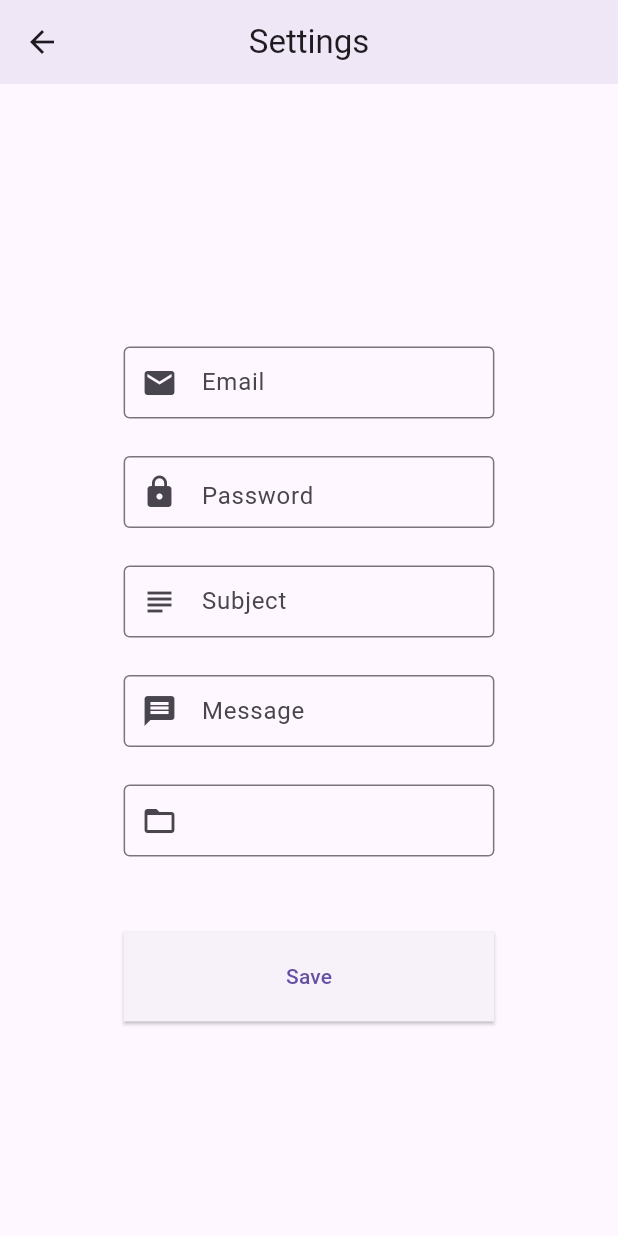
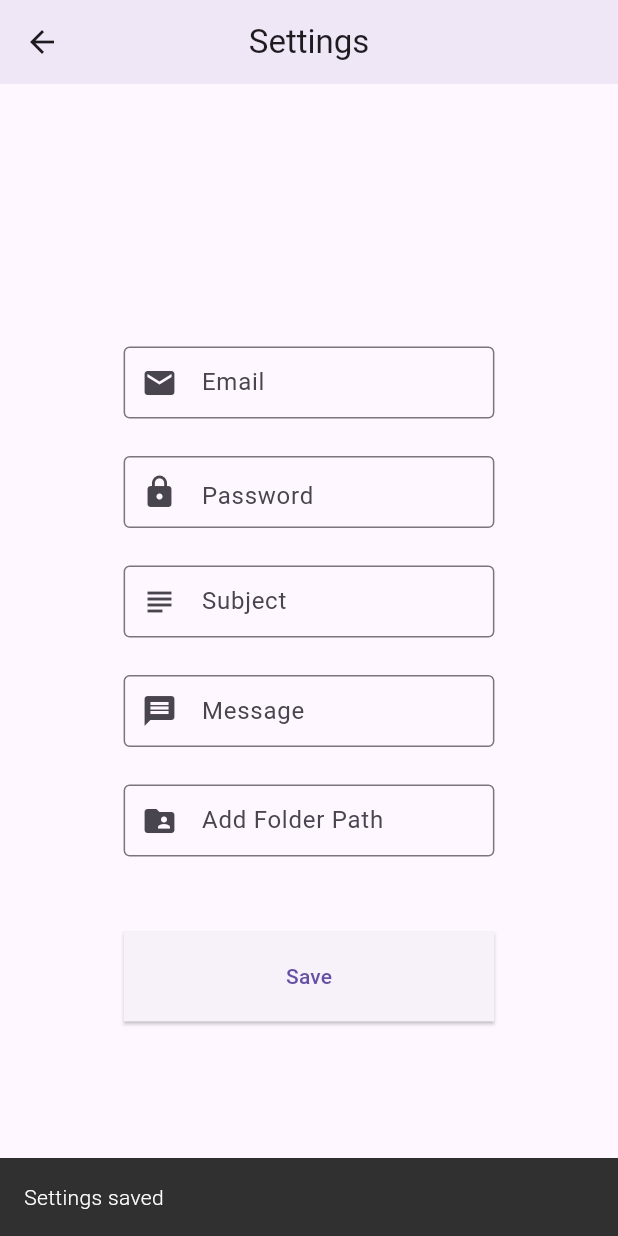
Before and after one commit to dhaneshkumarTech/mail_processor, a Flutter app: the SettingsView screen opened by its route, after a tap on "Save", on a phone screen of 412 x 824 dp. Run offline on Flutter 3.47's test engine with Material 2 defaults, Android fonts, the phone set to English and light mode, and no system bars; our stand-ins replace csv, file_picker, shared_preferences, stacked, stacked_services, stacked_shared; missing offline and left inert: file_selector, mailer, syncfusion_flutter_pdfviewer; accounts and stored records are empty.

Commit message:
show pop up when settings saved

```diff
--- a/lib/ui/views/settings/settings_view.dart
+++ b/lib/ui/views/settings/settings_view.dart
@@ -84,7 +84,8 @@ class SettingsView extends StackedView<SettingsViewModel> {
                   controller: viewModel.controllers[4],
                   decoration: const InputDecoration(
                     border: OutlineInputBorder(),
-                    prefixIcon: Icon(Icons.folder_open),
+                    hintText: 'Add Folder Path',
+                    prefixIcon: Icon(Icons.folder_shared),
                     contentPadding: EdgeInsets.zero,
                   ),
                   onTap: viewModel.fetchFolderPath,
--- a/lib/ui/views/settings/settings_viewmodel.dart
+++ b/lib/ui/views/settings/settings_viewmodel.dart
@@ -3,9 +3,11 @@ import 'package:mail_processor/app/app.locator.dart';
 import 'package:mail_processor/main.dart';
 import 'package:mail_processor/services/file_picker_service.dart';
 import 'package:stacked/stacked.dart';
+import 'package:stacked_services/stacked_services.dart';
 
 class SettingsViewModel extends BaseViewModel {
   final _filePickerService = locator<FilePickerService>();
+  final _snackBarService = locator<SnackbarService>();
 
   List<TextEditingController> controllers = [
     TextEditingController(),
@@ -34,6 +36,10 @@ class SettingsViewModel extends BaseViewModel {
         sp.setString('controller${controllers.indexOf(element)}', element.text),
       );
     }
+
+    _snackBarService.showSnackbar(
+      message: 'Settings saved',
+    );
   }
 
   Future<void> fetchFolderPath() async {
```
Also changed, not shown: 1 other file.
